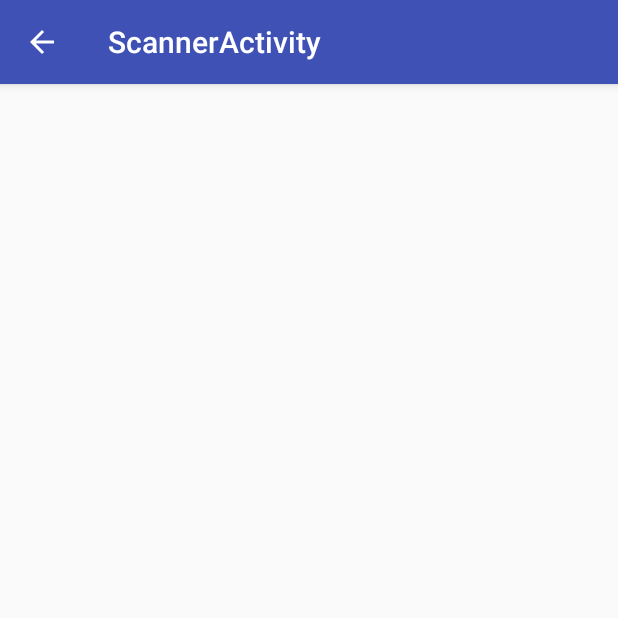
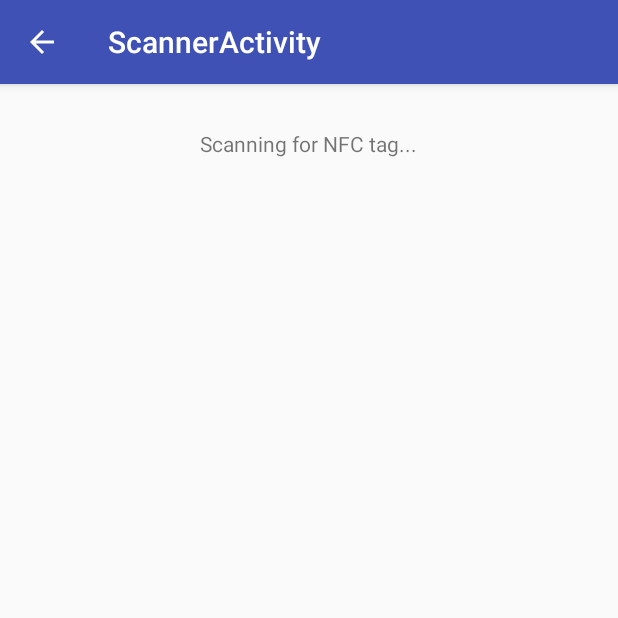
Before and after one commit to Torchid/Idol-Scanner, an Android app: the ScannerActivity screen opened directly, with no data from a screen before it, on a phone screen of 412 x 824 dp, the top half of it. Run offline under Robolectric (Android 15) with nearby library versions, the phone set to English and light mode, and no system bars.

Commit message:
Add ability to extract text keyword from NFC tag

```diff
--- a/app/src/main/java/com/direyorkie/idolscanner/ScannerActivity.java
+++ b/app/src/main/java/com/direyorkie/idolscanner/ScannerActivity.java
@@ -3,13 +3,20 @@ package com.direyorkie.idolscanner;
 import android.app.PendingIntent;
 import android.content.Intent;
 import android.content.IntentFilter;
+import android.nfc.NdefMessage;
+import android.nfc.NdefRecord;
 import android.nfc.NfcAdapter;
 import android.nfc.tech.NfcF;
 import android.os.Bundle;
+import android.os.Parcelable;
 import android.support.v7.app.AppCompatActivity;
 import android.support.v7.widget.Toolbar;
 import android.util.Log;
 import android.widget.TextView;
+
+import java.io.UnsupportedEncodingException;
+import java.nio.charset.StandardCharsets;
+import java.util.Arrays;
 
 public class ScannerActivity extends AppCompatActivity {
 
@@ -21,7 +28,10 @@ public class ScannerActivity extends AppCompatActivity {
     private PendingIntent mPendingIntent;
     private IntentFilter[] mFilters;
     private String[][] mTechLists;
-    private TextView mText;
+    private TextView scanMsgText,
+                     tagMsgText,
+                     tagDataText,
+                     sendMsgText;
     private int mCount = 0;
 
     @Override
@@ -33,9 +43,22 @@ public class ScannerActivity extends AppCompatActivity {
 
         getSupportActionBar().setDisplayHomeAsUpEnabled(true);
 
-        mText = (TextView) findViewById(R.id.text);
-        mText.setText("Scan a tag");
+        setupContainerViews();
 
+        scanMsgText.setText(R.string.scanning);
+
+        setupNFCIntentFiltering();
+    }
+
+    private void setupContainerViews() {
+        //Grab all container views from the layout
+        scanMsgText = (TextView) findViewById(R.id.scan_msg);
+        tagMsgText = (TextView) findViewById(R.id.tag_msg);
+        tagDataText = (TextView) findViewById(R.id.tag_data);
+        sendMsgText = (TextView) findViewById(R.id.send_msg);
+    }
+
+    private void setupNFCIntentFiltering() {
         mAdapter = NfcAdapter.getDefaultAdapter(this);
 
         // Create a generic PendingIntent that will be deliver to this activity. The NFC stack
@@ -54,11 +77,9 @@ public class ScannerActivity extends AppCompatActivity {
         catch (IntentFilter.MalformedMimeTypeException e) {
             throw new RuntimeException("fail", e);
         }
+
         mFilters = new IntentFilter[] {ndef, };
-
         mTechLists = new String[][] { new String[] { NfcF.class.getName() } };
-
-       // readTag();
     }
 
     @Override
@@ -71,7 +92,65 @@ public class ScannerActivity extends AppCompatActivity {
     @Override
     public void onNewIntent(Intent intent) {
         Log.i("Foreground dispatch", "Discovered tag with intent: " + intent);
-        mText.setText("Discovered tag " + ++mCount + " with intent: " + intent);
+        tagMsgText.setText("Discovered tag " + ++mCount + " with intent: " + intent);
+
+        NdefMessage[] msgs = new NdefMessage[0];
+
+        Parcelable[] rawMsgs = intent.getParcelableArrayExtra(NfcAdapter.EXTRA_NDEF_MESSAGES);
+        if (rawMsgs != null) {
+            msgs = new NdefMessage[rawMsgs.length];
+            for (int i = 0; i < rawMsgs.length; i++) {
+                msgs[i] = (NdefMessage) rawMsgs[i];
+            }
+        }
+
+        //String tagMsg = readTag((Tag) intent.getParcelableExtra(NfcAdapter.EXTRA_TAG));
+        if(msgs.length > 0) {
+            NdefRecord[] records = msgs[0].getRecords();
+            String msg = "";
+            //tagDataText.setText(msgs[0].toString());
+            for (NdefRecord ndefRecord : records) {
+                if (ndefRecord.getTnf() == NdefRecord.TNF_WELL_KNOWN && Arrays.equals(ndefRecord.getType(), NdefRecord.RTD_TEXT)) {
+                    try {
+                        msg = readText(ndefRecord);
+                    } catch (UnsupportedEncodingException e) {
+                        Log.e(TAG, "Unsupported Encoding", e);
+                    }
+                }
+            }
+
+            if(msg != "")
+            {
+                tagDataText.setText("KeyWord: " + msg);
+            }
+
+        }
+    }
+
+    private String readText(NdefRecord record) throws UnsupportedEncodingException {
+        /*
+         * See NFC forum specification for "Text Record Type Definition" at 3.2.1
+         *
+         * http://www.nfc-forum.org/specs/
+         *
+         * bit_7 defines encoding
+         * bit_6 reserved for future use, must be 0
+         * bit_5..0 length of IANA language code
+         */
+
+        byte[] payload = record.getPayload();
+
+        // Get the Text Encoding
+        //StandardCharsets textEncoding = (((payload[0] & 128) == 0) ? StandardCharSets.UTF-8 : StandardCharsets.);
+
+        // Get the Language Code
+        int languageCodeLength = payload[0] & 0063;
+
+        // String languageCode = new String(payload, 1, languageCodeLength, "US-ASCII");
+        // e.g. "en"
+
+        // Get the Text
+        return new String(payload, languageCodeLength + 1, payload.length - languageCodeLength - 1, StandardCharsets.UTF_8);
     }
 
     @Override
@@ -79,4 +158,5 @@ public class ScannerActivity extends AppCompatActivity {
         super.onPause();
         if (mAdapter != null) mAdapter.disableForegroundDispatch(this);
     }
+
 }
--- a/app/src/main/res/layout/activity_scanner.xml
+++ b/app/src/main/res/layout/activity_scanner.xml
@@ -1,10 +1,11 @@
 <?xml version="1.0" encoding="utf-8"?>
-<android.support.design.widget.CoordinatorLayout
+<LinearLayout
     xmlns:android="http://schemas.android.com/apk/res/android"
     xmlns:app="http://schemas.android.com/apk/res-auto"
     xmlns:tools="http://schemas.android.com/tools" android:layout_width="match_parent"
     android:layout_height="match_parent" android:fitsSystemWindows="true"
-    tools:context="com.direyorkie.idolscanner.ScannerActivity">
+    tools:context="com.direyorkie.idolscanner.ScannerActivity"
+    android:orientation="vertical">
 
     <android.support.design.widget.AppBarLayout android:layout_height="wrap_content"
         android:layout_width="match_parent" android:theme="@style/AppTheme.AppBarOverlay">
@@ -18,11 +19,32 @@
     <LinearLayout
         android:layout_width="match_parent"
         android:layout_height="match_parent"
-        android:orientation="vertical">
+        android:orientation="vertical"
+        android:padding="30dp">
         <TextView
-            android:id="@+id/text"
-            android:layout_width="match_parent"
-            android:layout_height="match_parent" />
+            android:id="@+id/scan_msg"
+            android:layout_width="wrap_content"
+            android:layout_height="wrap_content"
+            android:layout_gravity="center_horizontal"
+            android:paddingBottom="30dp"/>
+        <TextView
+            android:id="@+id/tag_msg"
+            android:layout_width="wrap_content"
+            android:layout_height="wrap_content"
+            android:layout_gravity="center_horizontal"
+            android:paddingBottom="30dp" />
+        <TextView
+            android:id="@+id/tag_data"
+            android:layout_width="wrap_content"
+            android:layout_height="wrap_content"
+            android:layout_gravity="center_horizontal"
+            android:paddingBottom="30dp" />
+        <TextView
+            android:id="@+id/send_msg"
+            android:layout_width="wrap_content"
+            android:layout_height="wrap_content"
+            android:layout_gravity="center_horizontal"
+            android:paddingBottom="30dp" />
     </LinearLayout>
 
-</android.support.design.widget.CoordinatorLayout>
+</LinearLayout>
--- a/app/src/main/res/values/strings.xml
+++ b/app/src/main/res/values/strings.xml
@@ -6,6 +6,7 @@
     <string name="idol_1">Idol 1</string>
     <string name="idol_2">Idol 2</string>
     <string name="receiver">Receiver</string>
+    <string name="scanning">Scanning for NFC tag...</string>
 
     <!--Keywords-->
     <string name="key0">ghost</string>
```
Also changed, not shown: app/src/main/java/com/direyorkie/idolscanner/ReceiverActivity.java (line endings or trailing spaces).
